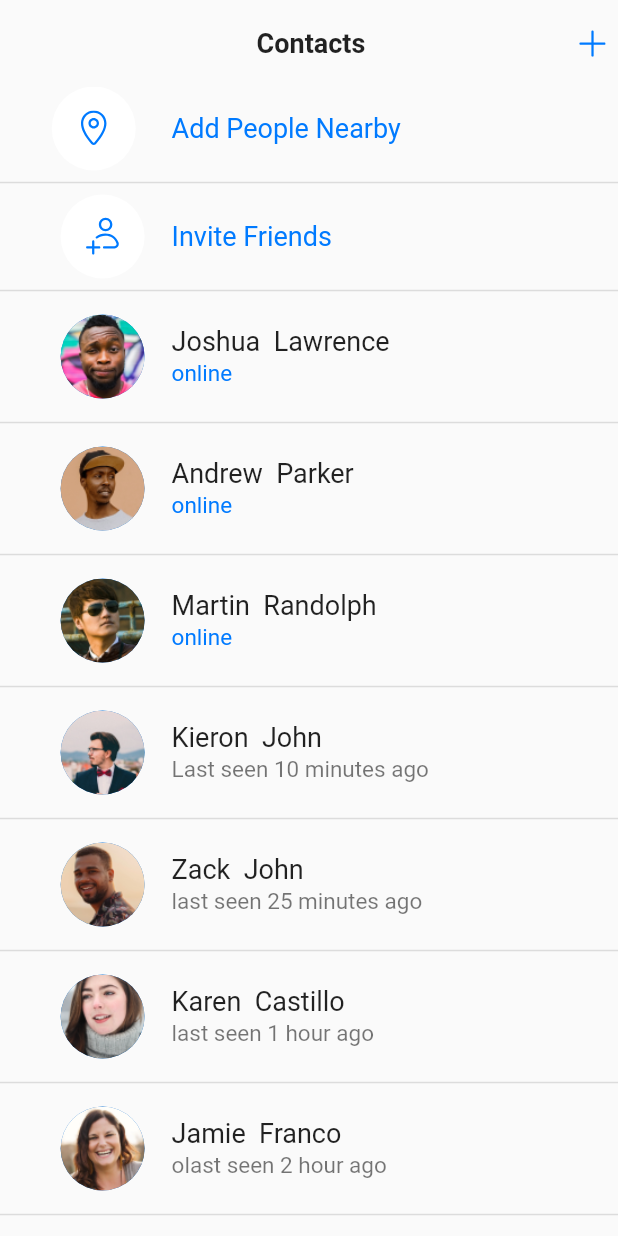
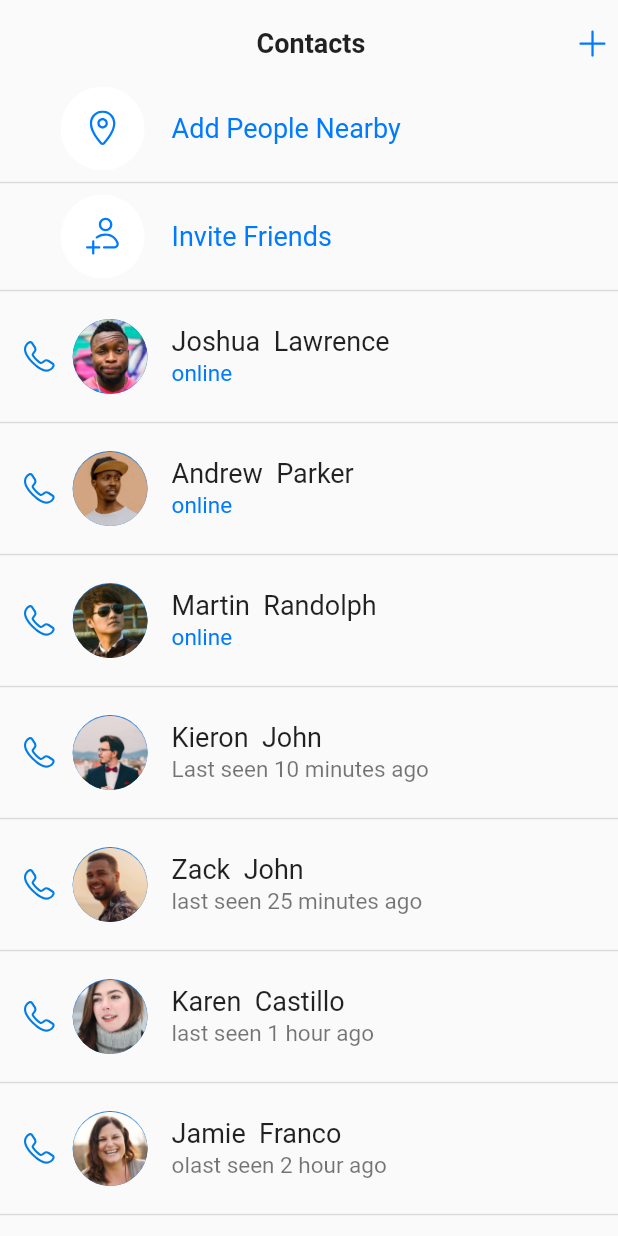
Before and after one commit to ilyosyusuf/telegramUI, a Flutter app: the screen it shows after launch, on a phone screen of 412 x 824 dp. Run offline on Flutter 3.47's test engine with Material 2 defaults, Android fonts, the phone set to English and light mode, and no system bars; our stand-ins replace bloc, flutter_bloc, flutter_slidable, flutter_svg.

Commit message:
contact page was updated

```diff
--- a/lib/screens/pages/contacts/contacts_view.dart
+++ b/lib/screens/pages/contacts/contacts_view.dart
@@ -7,6 +7,7 @@ import 'package:telegram/core/constants/font/font_style.dart';
 import 'package:telegram/core/extensions/context_extension.dart';
 import 'package:telegram/screens/mainview/cubit/main_cubit.dart';
 import 'package:telegram/widgets/appbarwidget/appbarwidget.dart';
+import 'package:telegram/widgets/listtilewidget/list_tile_widget.dart';
 
 class ContactsView extends StatelessWidget {
   const ContactsView({Key? key}) : super(key: key);
@@ -38,9 +39,10 @@ class ContactsView extends StatelessWidget {
                     leading: SizedBox(
                       width: context.w * 0.2,
                       child: Row(
+                        mainAxisAlignment: MainAxisAlignment.spaceBetween,
                         children: [
                           SizedBox(
-                            width: context.w * 0.04,
+                            width: context.w * 0.03,
                           ),
                           CircleAvatar(
                             radius: 30,
@@ -82,38 +84,13 @@ class ContactsView extends StatelessWidget {
                       physics: NeverScrollableScrollPhysics(),
                       itemCount: users.length,
                       itemBuilder: (context, i) {
-                        return Column(
-                          children: [
-                            ListTile(
-                              leading: SizedBox(
-                                width: context.w * 0.2,
-                                child: Row(
-                                  mainAxisAlignment:
-                                      MainAxisAlignment.spaceBetween,
-                                  children: [
-                                    SizedBox(
-                                      width: context.w * 0.03,
-                                    ),
-                                    CircleAvatar(
-                                      radius: 30,
-                                      backgroundImage:
-                                          AssetImage(users[i]['image_url']),
-                                    ),
-                                  ],
-                                ),
-                              ),
-                              title: Text(
-                                "${users[i]['name'].toString()} "
-                                " ${users[i]['surname'].toString()}",
-                                style: FStyles.headline3s,
-                              ),
-                              subtitle: Text(users[i]['status'],
-                                  style: users[i]['status'] == "online"
-                                      ? FStyles.headline5blue
-                                      : FStyles.headline52),
-                            ),
-                            Divider(thickness: 1)
-                          ],
+                        return ListTileWidget(
+                          user: users[i],
+                          call: SvgPicture.asset('assets/icons/call_outline.svg',),
+                          subtitle: Text(users[i]['status'],
+                              style: users[i]['status'] == "online"
+                                  ? FStyles.headline5blue
+                                  : FStyles.headline52),
                         );
                       }),
                 )
--- a/lib/widgets/listtilewidget/list_tile_widget.dart
+++ b/lib/widgets/listtilewidget/list_tile_widget.dart
@@ -0,0 +1,49 @@
+import 'package:flutter/material.dart';
+import 'package:flutter/src/foundation/key.dart';
+import 'package:flutter/src/widgets/framework.dart';
+import 'package:telegram/core/constants/font/font_style.dart';
+import 'package:telegram/core/extensions/context_extension.dart';
+
+class ListTileWidget extends StatelessWidget {
+  Widget? call;
+  Widget? trailing;
+  Widget subtitle;
+  Map user;
+  ListTileWidget({Key? key, this.call, this.trailing, required this.user, required this.subtitle}) : super(key: key);
+
+  @override
+  Widget build(BuildContext context) {
+    return Column(
+                          children: [
+                            ListTile(
+                              leading: SizedBox(
+                                width: context.w * 0.20,
+                                child: Row(
+                                  mainAxisAlignment:
+                                      MainAxisAlignment.spaceBetween,
+                                  children: [
+                                    SizedBox(
+                                      width: context.w * 0.05,
+                                      child: call,
+                                    ),
+                                    CircleAvatar(
+                                      radius: 25,
+                                      backgroundImage:
+                                          AssetImage(user['image_url']),
+                                    ),
+                                  ],
+                                ),
+                              ),
+                              title: Text(
+                                "${user['name'].toString()} "
+                                " ${user['surname'].toString()}",
+                                style: FStyles.headline3s,
+                              ),
+                              subtitle: subtitle,
+                              trailing: trailing,
+                            ),
+                            Divider(thickness: 1)
+                          ],
+                        );
+  }
+}
```
Also changed, not shown: lib/screens/pages/calls/calls_view.dart (added).
